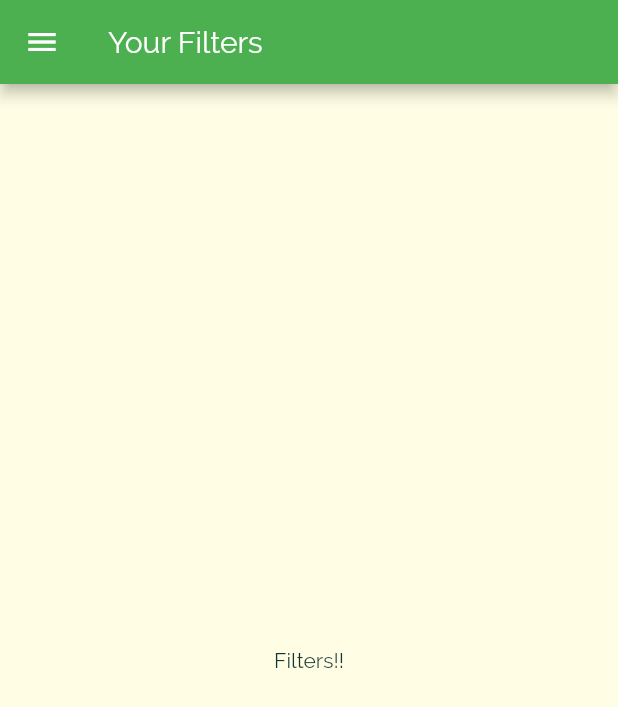
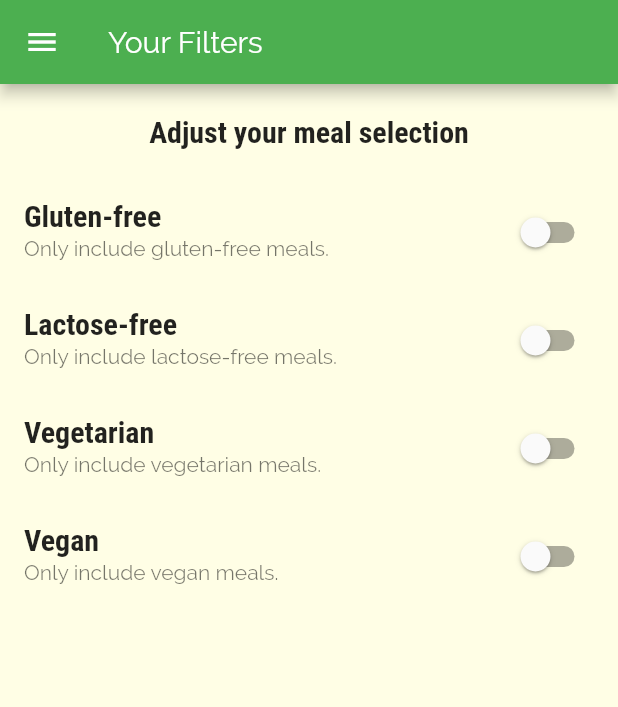
Before and after one commit to keeponjammin/flutter_complete_guide, a Flutter app: the FilterScreen screen opened by its route, on a phone screen of 412 x 824 dp. Shown: the top 707 px of the screen. Run offline on Flutter 3.47's test engine with Material 2 defaults, Android fonts, the phone set to English and light mode, and no system bars.

Commit message:
add filter screen with non working buttons.

```diff
--- a/flutter_section_07_meals_app/lib/screens/filter_screen.dart
+++ b/flutter_section_07_meals_app/lib/screens/filter_screen.dart
@@ -1,8 +1,32 @@
 import 'package:flutter/material.dart';
 import '../widgets/main_drawer.dart';
 
-class FilterScreen extends StatelessWidget {
+class FilterScreen extends StatefulWidget {
   static const routeName = '/filters';
+
+  @override
+  _FilterScreenState createState() => _FilterScreenState();
+}
+
+class _FilterScreenState extends State<FilterScreen> {
+  var _glutenFree = false;
+  var _vegetarian = false;
+  var _vegan = false;
+  var _lactoseFree = false;
+
+  Widget _buildSwitchListTile(
+    String title,
+    String description,
+    bool currentValue,
+    Function updateValue,
+  ) {
+    return SwitchListTile(
+      title: Text(title),
+      value: currentValue,
+      subtitle: Text(description),
+      onChanged: updateValue,
+    );
+  }
 
   @override
   Widget build(BuildContext context) {
@@ -11,8 +35,70 @@ class FilterScreen extends StatelessWidget {
         title: Text('Your Filters'),
       ),
       drawer: MainDrawer(),
-      body: Center(
-        child: Text('Filters!!'),
+      body: Column(
+        children: [
+          Container(
+            padding: EdgeInsets.all(20),
+            child: Text(
+              'Adjust your meal selection',
+              style: Theme.of(context).textTheme.subtitle1,
+            ),
+          ),
+          Expanded(
+            child: ListView(
+              children: [
+                _buildSwitchListTile(
+                  'Gluten-free',
+                  'Only include gluten-free meals.',
+                  _glutenFree,
+                  (newValue) {
+                    setState(
+                      () {
+                        _glutenFree = newValue;
+                      },
+                    );
+                  },
+                ),
+                _buildSwitchListTile(
+                  'Lactose-free',
+                  'Only include lactose-free meals.',
+                  _lactoseFree,
+                  (newValue) {
+                    setState(
+                      () {
+                        _lactoseFree = newValue;
+                      },
+                    );
+                  },
+                ),
+                _buildSwitchListTile(
+                  'Vegetarian',
+                  'Only include vegetarian meals.',
+                  _vegetarian,
+                  (newValue) {
+                    setState(
+                      () {
+                        _vegetarian = newValue;
+                      },
+                    );
+                  },
+                ),
+                _buildSwitchListTile(
+                  'Vegan',
+                  'Only include vegan meals.',
+                  _vegan,
+                  (newValue) {
+                    setState(
+                      () {
+                        _vegan = newValue;
+                      },
+                    );
+                  },
+                ),
+              ],
+            ),
+          ),
+        ],
       ),
     );
   }
```
